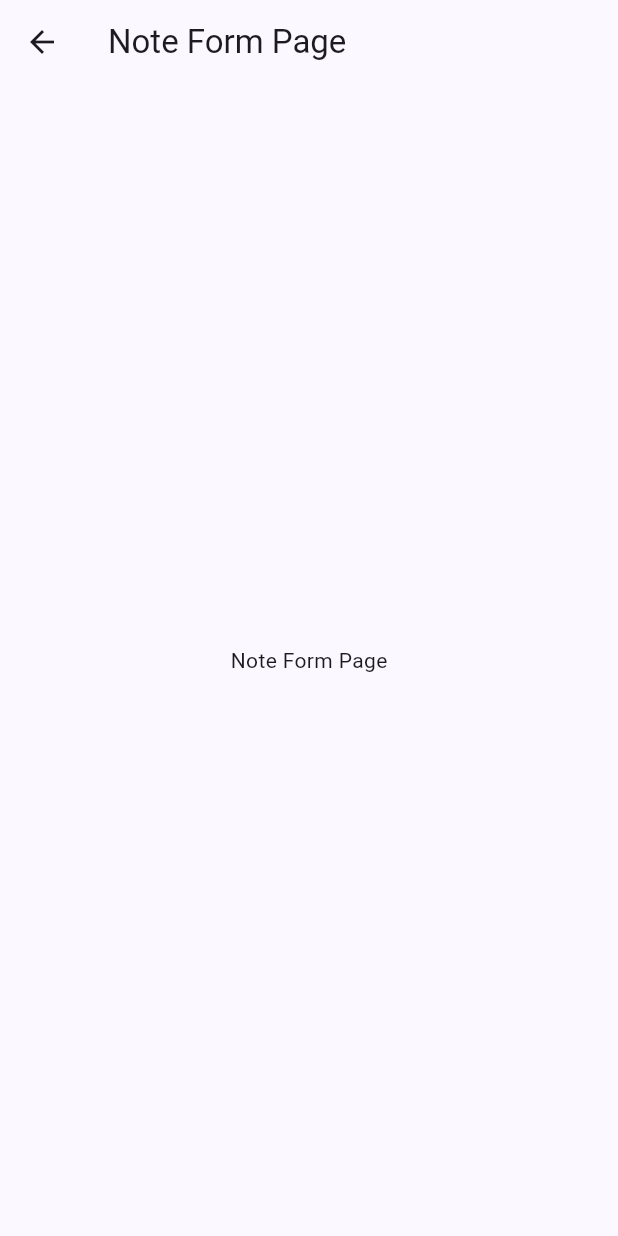
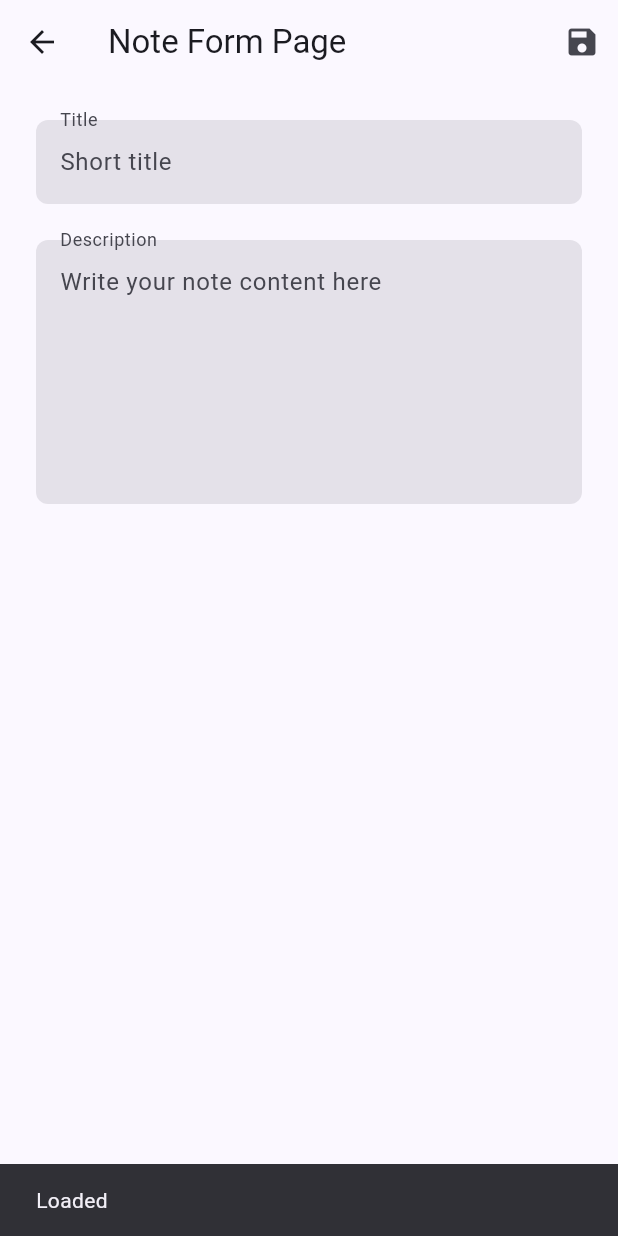
Before and after one commit to yaiceltg/flutter_app_ddd_example, a Flutter app: the NoteListPage screen opened by its route, after a tap on the "add" icon, on a phone screen of 412 x 824 dp. Run offline on Flutter 3.47's test engine with Material 2 defaults, Android fonts, the phone set to English and light mode, and no system bars; our stand-ins replace auto_route, dartz, flutter_bloc, freezed_annotation, get_it, injectable and 1 more; generated files the repository leaves out were written again.

Commit message:
feat(note-form): add save button to Note Form Page
- Added a save button to the Note Form Page for saving notes.
- The save button is represented by an icon button with the "save" icon.
- When clicked, it triggers a save action for the note.

fix(note-list): fetch notes on Note List Page load

- Modified the Note List Page to fetch notes when it is loaded.
- Added a fetchNote event to the NoteListBloc's create method.

chore(note-list): show snackbar on state changes

- Updated the Note List Page to show a snackbar based on different states.
- When the state is loaded, a snackbar with "Loaded" message is shown.
- When there is a failure in fetching notes, an error snackbar is shown.

```diff
--- a/lib/src/presentation/pages/notes/note_form/note_form_page.dart
+++ b/lib/src/presentation/pages/notes/note_form/note_form_page.dart
@@ -12,10 +12,59 @@ class NoteFormPage extends StatelessWidget {
         title: const Text(
           'Note Form Page',
         ),
+        actions: [
+          IconButton(
+            onPressed: () {},
+            icon: const Icon(
+              Icons.save,
+            ),
+            tooltip: 'Save Note',
+          ),
+        ],
       ),
-      body: const Center(
-        child: Text(
-          'Note Form Page',
+      body: Padding(
+        padding: const EdgeInsets.all(24.0),
+        child: Container(
+          child: Form(
+            child: Column(
+              children: [
+                TextField(
+                  decoration: InputDecoration(
+                    filled: true,
+                    hintText: 'Short title',
+                    labelText: 'Title',
+                    floatingLabelBehavior: FloatingLabelBehavior.always,
+                    border: OutlineInputBorder(
+                      borderRadius: BorderRadius.circular(8),
+                      borderSide: const BorderSide(
+                        width: 0,
+                        style: BorderStyle.none,
+                      ),
+                    ),
+                  ),
+                ),
+                const SizedBox(
+                  height: 24,
+                ),
+                TextField(
+                  maxLines: 6,
+                  decoration: InputDecoration(
+                    filled: true,
+                    hintText: 'Write your note content here',
+                    labelText: 'Description',
+                    floatingLabelBehavior: FloatingLabelBehavior.always,
+                    border: OutlineInputBorder(
+                      borderRadius: BorderRadius.circular(8),
+                      borderSide: const BorderSide(
+                        width: 0,
+                        style: BorderStyle.none,
+                      ),
+                    ),
+                  ),
+                )
+              ],
+            ),
+          ),
         ),
       ),
     );
--- a/lib/src/presentation/pages/notes/note_list/note_list_page.dart
+++ b/lib/src/presentation/pages/notes/note_list/note_list_page.dart
@@ -1,3 +1,4 @@
+import 'package:app/src/application/notes/note_form_bloc/note_form_bloc.dart';
 import 'package:app/src/application/notes/note_list_bloc/note_list_bloc.dart';
 import 'package:app/src/injection.dart';
 import 'package:app/src/presentation/router/app_router.dart';
@@ -14,8 +15,14 @@ class NoteListPage extends StatelessWidget implements AutoRouteWrapper {
     return MultiBlocProvider(
       providers: [
         BlocProvider<NoteListBloc>(
-          create: (context) => getIt<NoteListBloc>(),
+          create: (context) => getIt<NoteListBloc>()
+            ..add(
+              const NoteListEvent.fetchNote(),
+            ),
         ),
+        BlocProvider<NoteFormBloc>(
+          create: (context) => getIt<NoteFormBloc>(),
+        )
       ],
       child: this,
     );
@@ -26,7 +33,31 @@ class NoteListPage extends StatelessWidget implements AutoRouteWrapper {
     return MultiBlocListener(
       listeners: [
         BlocListener<NoteListBloc, NoteListState>(
-          listener: (context, state) {},
+          listener: (context, state) {
+            state.maybeMap(
+              orElse: () {},
+              loaded: (_) {
+                ScaffoldMessenger.of(context).showSnackBar(
+                  const SnackBar(
+                    content: Text(
+                      'Loaded',
+                    ),
+                  ),
+                );
+              },
+              failure: (_) {
+                ScaffoldMessenger.of(context).showSnackBar(
+                  SnackBar(
+                    content: Text(
+                      _.maybeMap(
+                        orElse: () => 'Error',
+                      ),
+                    ),
+                  ),
+                );
+              },
+            );
+          },
         ),
       ],
       child: Scaffold(
```
